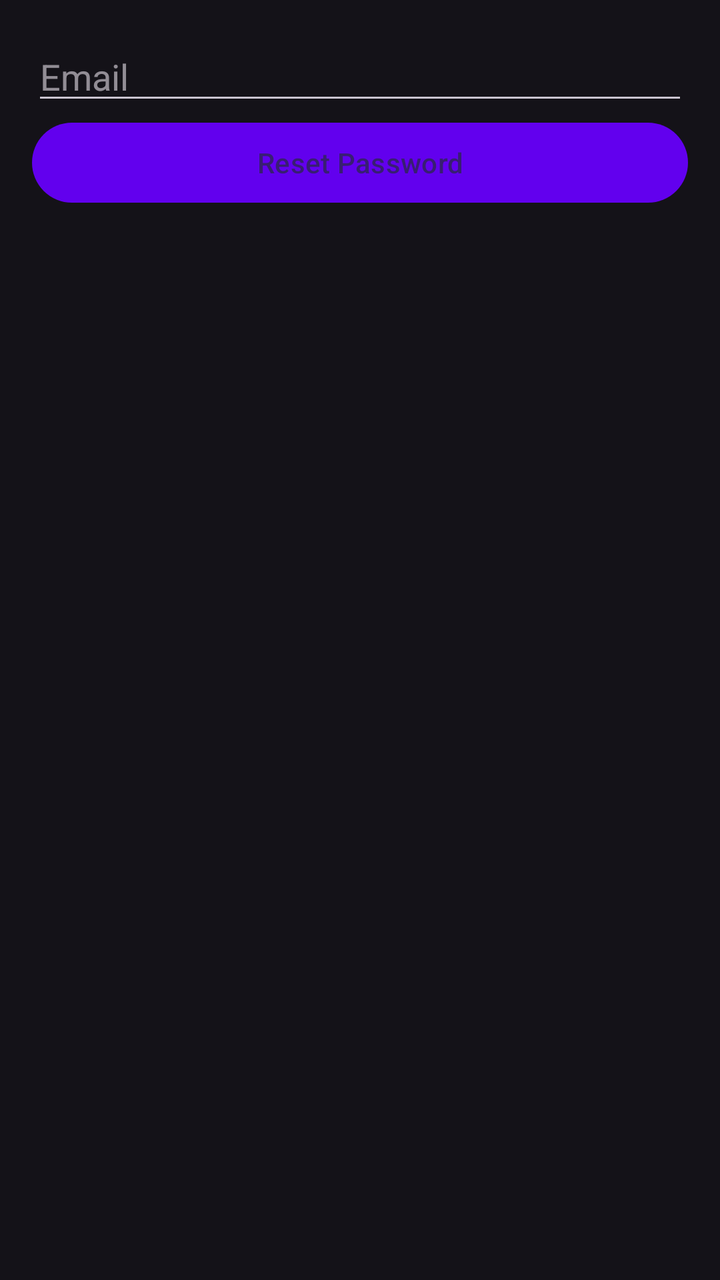
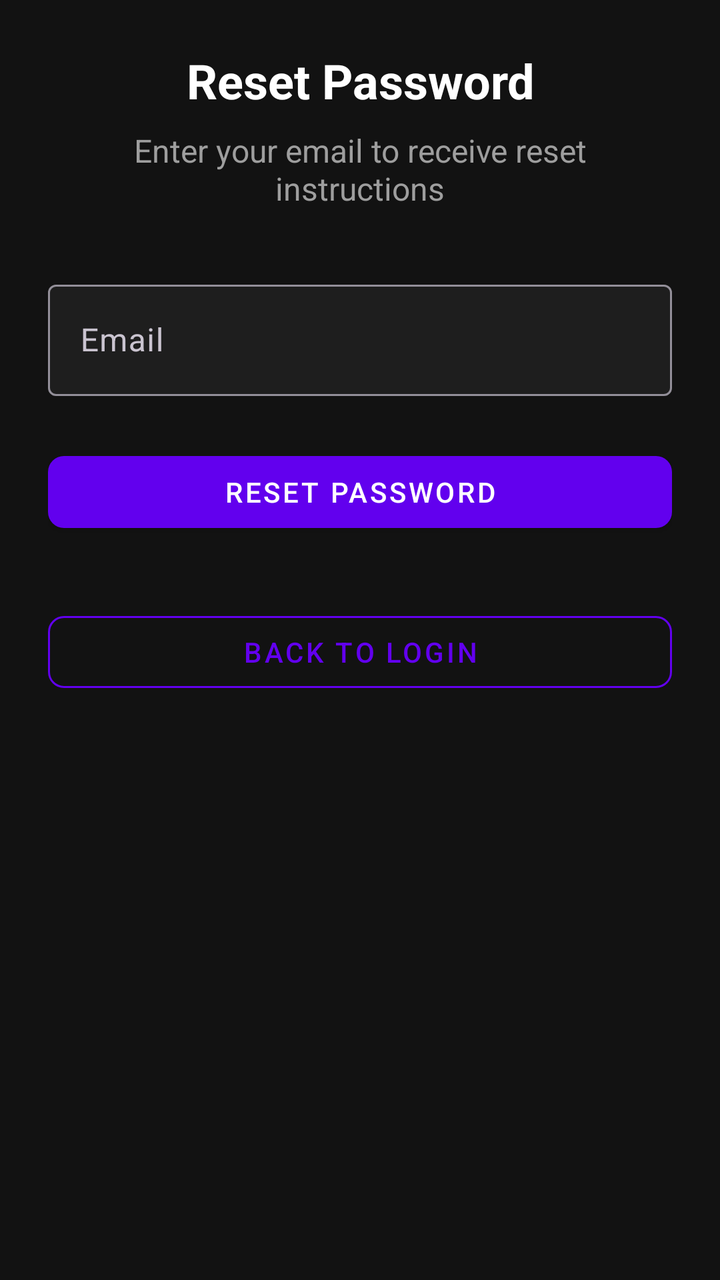

Before-and-after screenshots of an Android layout around one commit, followed by the original layout XML and the change that was made.
<!-- AndroidManifest.xml: application theme Theme.TradeView -->
<!-- res/layout/activity_forgot_password.xml -->
<?xml version="1.0" encoding="utf-8"?>
<LinearLayout xmlns:android="http://schemas.android.com/apk/res/android"
    android:layout_width="match_parent"
    android:layout_height="match_parent"
    android:orientation="vertical"
    android:padding="16dp">

    <EditText
        android:id="@+id/emailReset"
        android:layout_width="match_parent"
        android:layout_height="wrap_content"
        android:hint="Email"
        android:inputType="textEmailAddress" />

    <Button
        android:id="@+id/btnReset"
        android:layout_width="match_parent"
        android:layout_height="wrap_content"
        android:text="Reset Password" />

    <ProgressBar
        android:id="@+id/progressBar"
        android:layout_width="wrap_content"
        android:layout_height="wrap_content"
        android:layout_gravity="center"
        android:visibility="gone" />
</LinearLayout>
<!-- resources referenced by this layout -->
<resources>
  <style name="Theme.TradeView" parent="Theme.Material3.Dark.NoActionBar">
          <item name="colorPrimary">@color/primary</item>
          <item name="colorPrimaryDark">@color/primary_dark</item>
          <item name="colorSecondary">@color/secondary</item>
          <item name="android:statusBarColor">@color/primary_dark</item>
          <item name="android:windowLightStatusBar">false</item>
      </style>
  <color name="primary">#6200EE</color>
  <color name="primary_dark">#3700B3</color>
  <color name="secondary">#03DAC6</color>
</resources>

<!-- the commit's change to res/layout/activity_forgot_password.xml (unified diff, before → after) -->
@@ -1,27 +1,67 @@
 <?xml version="1.0" encoding="utf-8"?>
 <LinearLayout xmlns:android="http://schemas.android.com/apk/res/android"
+    xmlns:app="http://schemas.android.com/apk/res-auto"
     android:layout_width="match_parent"
     android:layout_height="match_parent"
+    android:background="@color/dark_background"
     android:orientation="vertical"
-    android:padding="16dp">
+    android:padding="24dp">
 
-    <EditText
-        android:id="@+id/emailReset"
+    <TextView
         android:layout_width="match_parent"
         android:layout_height="wrap_content"
-        android:hint="Email"
-        android:inputType="textEmailAddress" />
+        android:text="Reset Password"
+        android:textAlignment="center"
+        android:textColor="@color/white"
+        android:textSize="24sp"
+        android:textStyle="bold"/>
+
+    <TextView
+        android:layout_width="match_parent"
+        android:layout_height="wrap_content"
+        android:layout_marginTop="8dp"
+        android:layout_marginBottom="32dp"
+        android:text="Enter your email to receive reset instructions"
+        android:textAlignment="center"
+        android:textColor="@color/gray"
+        android:textSize="16sp"/>
+
+    <com.google.android.material.textfield.TextInputLayout
+        android:layout_width="match_parent"
+        android:layout_height="wrap_content"
+        android:layout_marginBottom="24dp"
+        app:boxBackgroundColor="@color/card_background"
+        app:hintTextColor="@color/gray">
+
+        <com.google.android.material.textfield.TextInputEditText
+            android:id="@+id/emailReset"
+            android:layout_width="match_parent"
+            android:layout_height="wrap_content"
+            android:hint="Email"
+            android:inputType="textEmailAddress"
+            android:textColor="@color/white"/>
+    </com.google.android.material.textfield.TextInputLayout>
 
     <Button
         android:id="@+id/btnReset"
         android:layout_width="match_parent"
         android:layout_height="wrap_content"
-        android:text="Reset Password" />
+        android:layout_marginBottom="16dp"
+        android:text="Reset Password"
+        style="@style/PrimaryButton"/>
 
     <ProgressBar
         android:id="@+id/progressBar"
         android:layout_width="wrap_content"
         android:layout_height="wrap_content"
-        android:layout_gravity="center"
-        android:visibility="gone" />
+        android:layout_gravity="center_horizontal"
+        android:visibility="gone"/>
+
+    <Button
+        android:id="@+id/backToLoginButton"
+        android:layout_width="match_parent"
+        android:layout_height="wrap_content"
+        android:layout_marginTop="16dp"
+        android:text="Back to Login"
+        style="@style/SecondaryButton"/>
 </LinearLayout>
<!-- resource entries referenced after the edit -->
@@ -1,5 +1,20 @@
 <!-- resources referenced by this layout -->
 <resources>
+  <color name="card_background">#1E1E1E</color>
+  <color name="dark_background">#121212</color>
+  <color name="gray">#9E9E9E</color>
+  <color name="white">#FFFFFF</color>
+  <style name="PrimaryButton" parent="Widget.MaterialComponents.Button">
+          <item name="backgroundTint">@color/primary</item>
+          <item name="android:textColor">@color/white</item>
+          <item name="cornerRadius">8dp</item>
+      </style>
+  <style name="SecondaryButton" parent="Widget.MaterialComponents.Button.OutlinedButton">
+          <item name="android:textColor">@color/primary</item>
+          <item name="strokeColor">@color/primary</item>
+          <item name="strokeWidth">1dp</item>
+          <item name="cornerRadius">8dp</item>
+      </style>
   <style name="Theme.TradeView" parent="Theme.Material3.Dark.NoActionBar">
           <item name="colorPrimary">@color/primary</item>
           <item name="colorPrimaryDark">@color/primary_dark</item>
